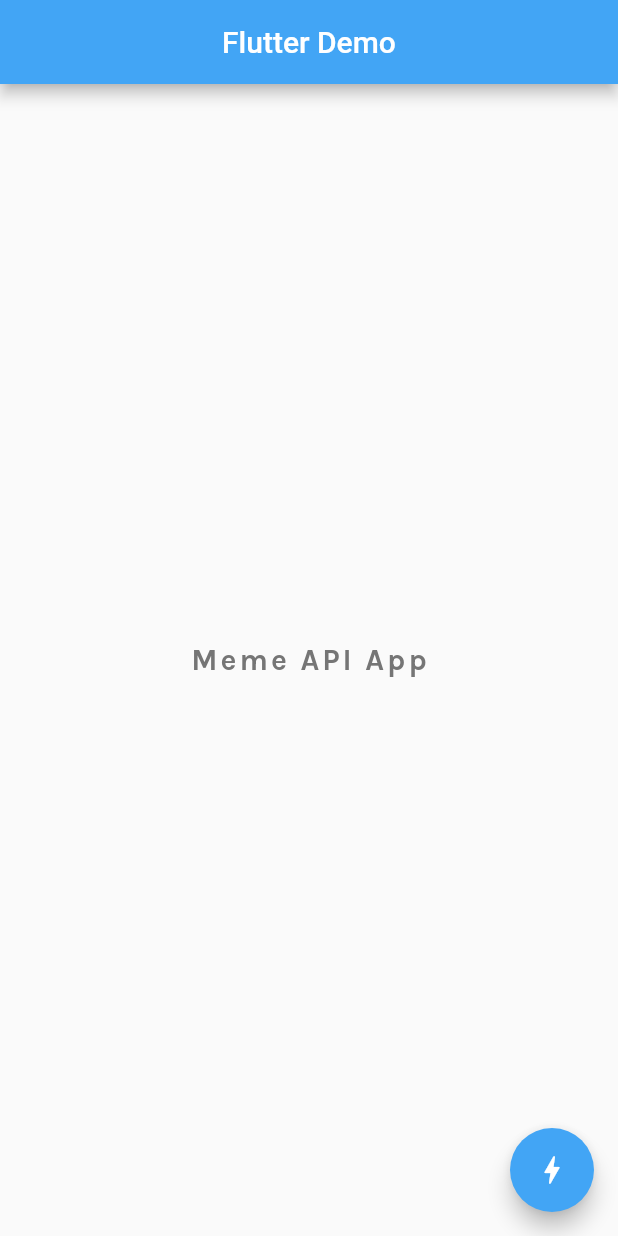
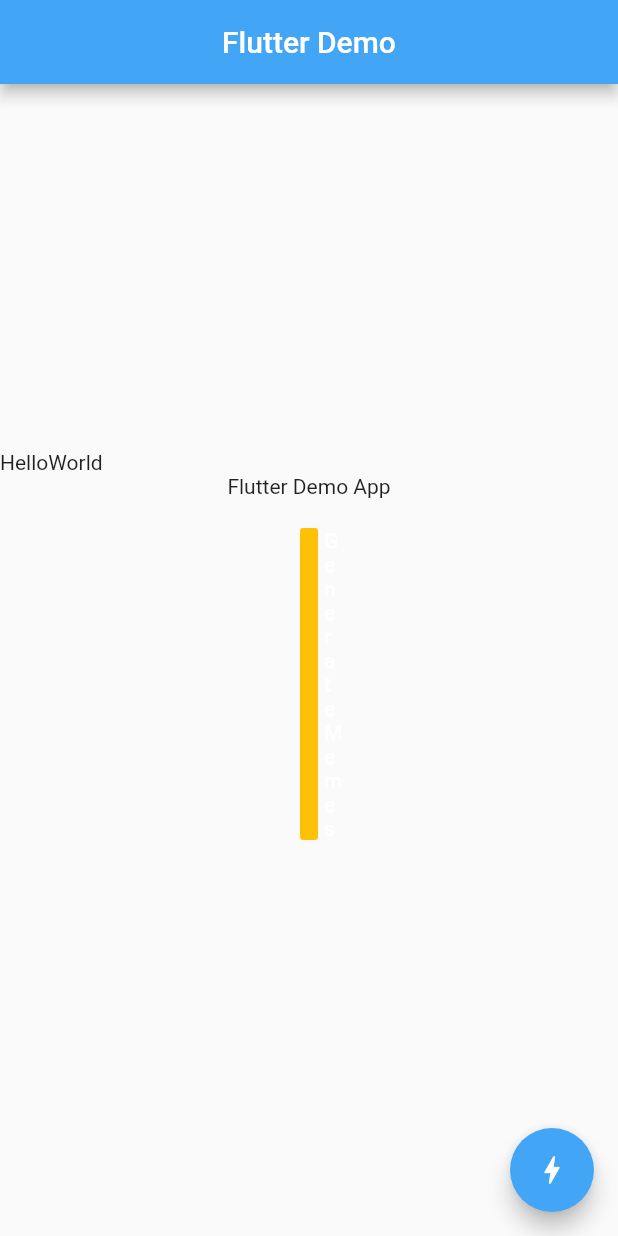
Before and after one commit to Arkaraj/Flutter_Demo, a Flutter app: the screen it shows after launch, on a phone screen of 412 x 824 dp. Run offline on Flutter 3.47's test engine with Material 2 defaults, Android fonts, the phone set to English and light mode, and no system bars.

Commit message:
Playing around with flutter

```diff
--- a/lib/main.dart
+++ b/lib/main.dart
@@ -7,6 +7,16 @@ void main() => runApp(MaterialApp(
 
 // Stateless Widget - State of the widget will not change overtime
 class memes extends StatelessWidget {
+  final ButtonStyle textButtonStyle = TextButton.styleFrom(
+    primary: Colors.white,
+    minimumSize: Size(88, 44),
+    padding: EdgeInsets.symmetric(horizontal: 16.0),
+    shape: const RoundedRectangleBorder(
+      borderRadius: BorderRadius.all(Radius.circular(2.0)),
+    ),
+    backgroundColor: Colors.amber,
+  );
+
   @override
   Widget build(BuildContext context) {
     return Scaffold(
@@ -15,17 +25,26 @@ class memes extends StatelessWidget {
         centerTitle: true,
         backgroundColor: Colors.blue[400],
       ),
-    body: Center(
-      child: Text(
-        'Meme API App',
-        style: TextStyle(
-          fontSize: 20,
-          fontFamily: 'Karla',
-          fontWeight: FontWeight.bold,
-          letterSpacing: 2,
-          color: Colors.grey[600],
+      body: Column(
+        // like Flex/Flexboxes
+        mainAxisAlignment: MainAxisAlignment.center,
+        crossAxisAlignment: CrossAxisAlignment.center,
+        children: <Widget>[
+          Row(
+            children: <Widget>[Text('Hello'), Text('World')],
           ),
+          Container(
+            child: Text('Flutter Demo App'),
           ),
+          Container(
+            margin: EdgeInsets.symmetric(horizontal: 200.0, vertical: 20.0),
+            child: TextButton(
+              onPressed: () => print('clicked genrate button'),
+              child: Text('Generate Memes'),
+              style: textButtonStyle,
+            ),
+          )
+        ],
       ),
       floatingActionButton: FloatingActionButton(
         child: Icon(Icons.bolt), // Text("Click me")
```
Lines whose indentation alone changed are shown as unchanged.
